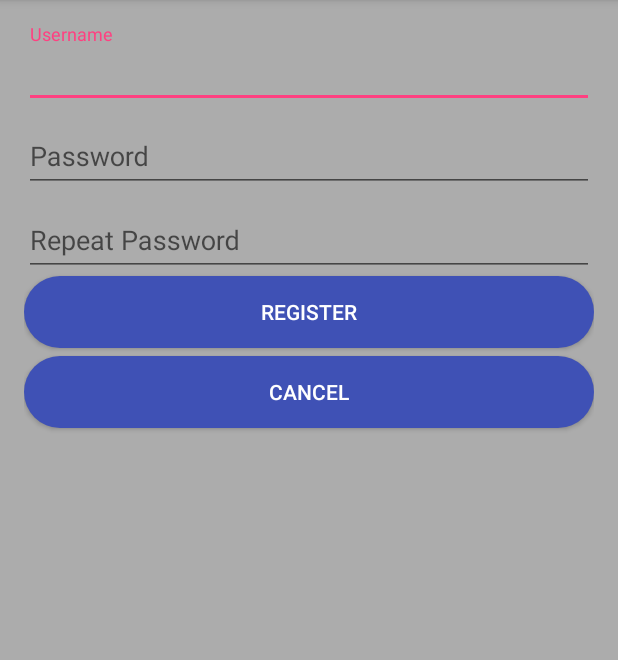
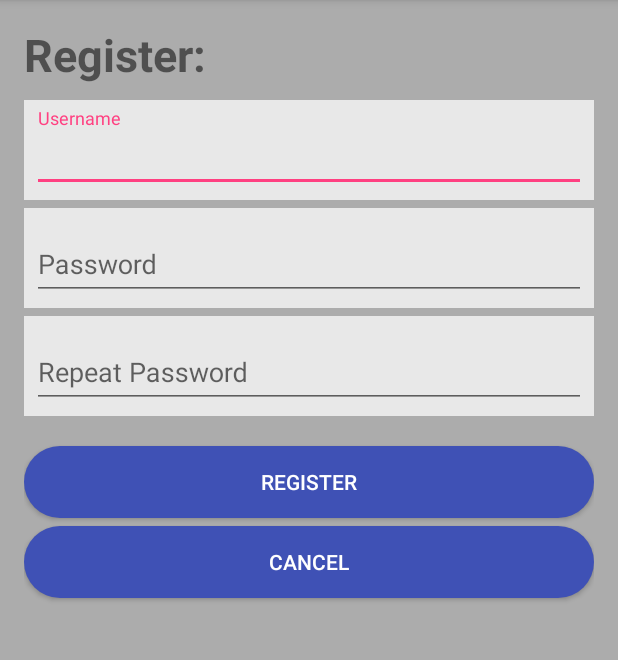
Before and after one commit to jerkwok/4100Project, an Android app: the RegisterActivity screen opened directly, with no data from a screen before it, on a phone screen of 412 x 824 dp, the part 84-744 px from its top. Run offline under Robolectric (Android 15) with nearby library versions, the phone set to English and light mode, and no system bars.

Commit message:
Changed layout for register activity.

```diff
--- a/app/src/main/res/drawable/tracking_border.xml
+++ b/app/src/main/res/drawable/tracking_border.xml
@@ -3,5 +3,5 @@
     android:shape="rectangle" >
     <stroke
         android:width="2dp"
-        android:color="#cdcdcd"/>
+        android:color="@color/secondaryBackgroundColor"/>
 </shape>
--- a/app/src/main/res/layout/activity_register.xml
+++ b/app/src/main/res/layout/activity_register.xml
@@ -13,9 +13,20 @@
 
     tools:context="project.csci.geocaching.RegisterActivity">
 
+    <TextView
+        android:layout_width="match_parent"
+        android:layout_height="wrap_content"
+        android:text="@string/register_title"
+        android:textSize="30dp"
+        android:textStyle="bold"
+        android:layout_marginBottom="10dp"/>
+
     <android.support.design.widget.TextInputLayout
         android:layout_width="match_parent"
-        android:layout_height="wrap_content">
+        android:layout_height="wrap_content"
+        android:background="@color/secondaryBackgroundColor"
+        android:padding="5dp"
+        android:layout_marginBottom="5dp">
 
         <android.support.design.widget.TextInputEditText
             android:id="@+id/username_entry"
@@ -26,7 +37,10 @@
 
     <android.support.design.widget.TextInputLayout
         android:layout_width="match_parent"
-        android:layout_height="wrap_content">
+        android:layout_height="wrap_content"
+        android:background="@color/secondaryBackgroundColor"
+        android:padding="5dp"
+        android:layout_marginBottom="5dp">
 
         <android.support.design.widget.TextInputEditText
             android:id="@+id/password_entry"
@@ -37,7 +51,9 @@
 
     <android.support.design.widget.TextInputLayout
         android:layout_width="match_parent"
-        android:layout_height="wrap_content">
+        android:layout_height="wrap_content"
+        android:background="@color/secondaryBackgroundColor"
+        android:padding="5dp">
 
         <android.support.design.widget.TextInputEditText
             android:id="@+id/password_confirm"
@@ -51,6 +67,7 @@
         android:layout_width="match_parent"
         android:text="@string/register_button"
         android:onClick="sendRegisterMessage"
+        android:layout_marginTop="20dp"
         android:layout_marginBottom="5dp"
         android:textColor="@color/white"
         android:background="@drawable/round_button"/>
--- a/app/src/main/res/values/strings.xml
+++ b/app/src/main/res/values/strings.xml
@@ -5,6 +5,7 @@
     <string name="password">Password</string>
     <string name="show_map">Show Map</string>
     <string name="title_activity_map">Map</string>
+    <string name="register_title">Register:</string>
     <string name="register_button">Register</string>
     <string name="logout">Logout</string>
     <string name="cancel_button">Cancel</string>
```
